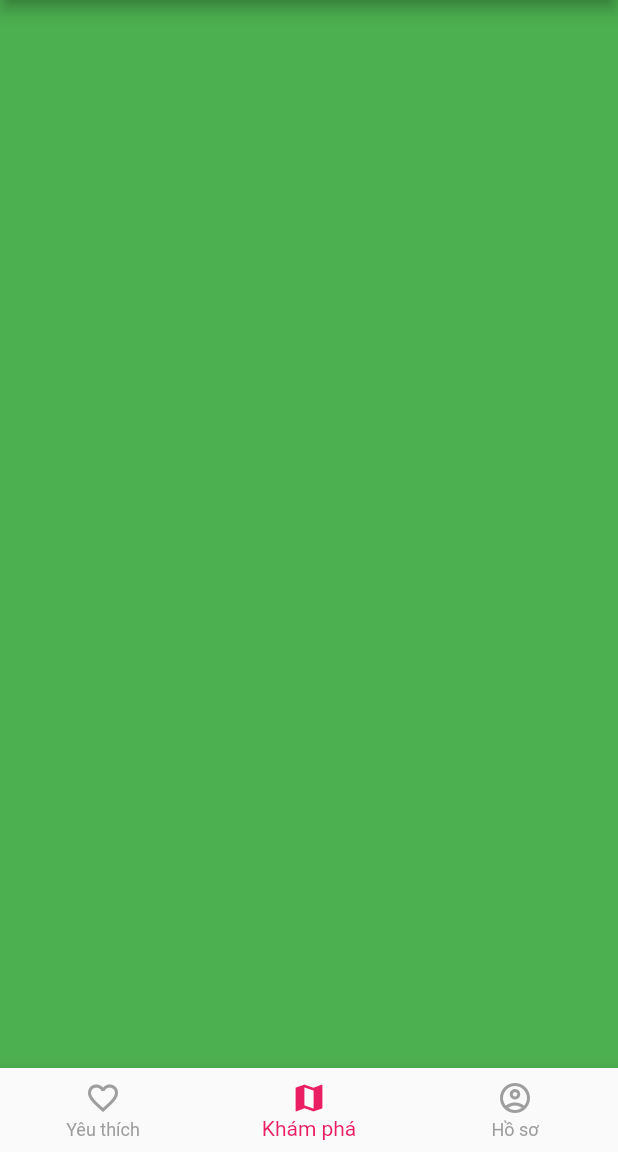
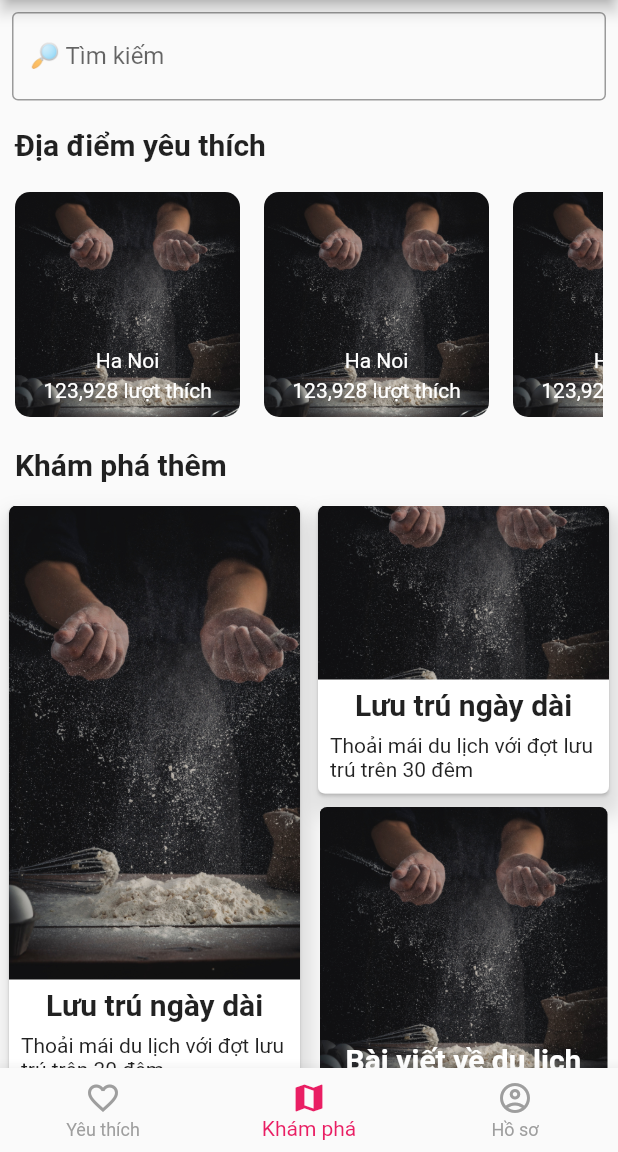
Before and after one commit to HuyB1910227/PTUDD, a Flutter app: the screen it shows after launch, item 2 of the bottom bar chosen, on a phone screen of 412 x 824 dp, the part 84-1236 px from its top. Run offline on Flutter 3.47's test engine with Material 2 defaults, Android fonts, the light colour scheme and no system bars.

Commit message:
Sắp xêp lại bố cục cây thư mục và tạo khu vực khám phá thêm

```diff
--- a/lib/main.dart
+++ b/lib/main.dart
@@ -1,7 +1,6 @@
 import 'package:flutter/material.dart';
-import 'package:flutter/src/material/colors.dart';
+import 'package:hukotravel/ui/main_screen.dart';
 
-import 'ui/home/home_screen.dart';
 void main() {
   runApp(const MyApp());
 }
@@ -22,7 +21,7 @@ class MyApp extends StatelessWidget {
           secondary: Colors.deepOrange,
         )
       ),
-      home: const HomeScreen(),
+      home: const MainScreen(),
     );
   }
 }
--- /dev/null
+++ b/lib/ui/home/discover_card/card_1.dart
@@ -0,0 +1,36 @@
+import 'package:flutter/material.dart';
+
+class Card1 extends StatelessWidget {
+
+  const Card1({super.key});
+
+  @override
+  Widget build(BuildContext context) {
+    return Padding(
+      padding: const EdgeInsets.all(5.0),
+      child: Container(
+        decoration: const BoxDecoration(
+            image: DecorationImage(
+                image: AssetImage('assets/mag1.png'), fit: BoxFit.cover),
+            borderRadius: BorderRadius.all(Radius.circular(5.0))),
+          child: Stack(
+            alignment: Alignment.center,
+            children: const [
+              Positioned(
+                bottom: 10,
+                child: Text(
+                  "Bài viết về du lịch",
+                  style: TextStyle(
+                    color: Colors.white,
+                    fontWeight: FontWeight.bold,
+                    fontSize: 20
+                    ),
+                ),
+              ),
+
+            ],
+          ),
+      ),
+    );
+  }
+}
--- /dev/null
+++ b/lib/ui/home/discover_card/card_2.dart
@@ -0,0 +1,68 @@
+import 'package:flutter/material.dart';
+
+class Card2 extends StatelessWidget {
+
+  const Card2({
+
+    super.key});
+
+  @override
+  Widget build(BuildContext context) {
+    return Card(
+      child: Container(
+        decoration: BoxDecoration(
+          color: Colors.white,
+          borderRadius: BorderRadius.circular(5.0),
+          boxShadow: [
+            BoxShadow(
+              color: Colors.grey.withOpacity(0.3),
+              spreadRadius: 5.0,
+              blurRadius: 10,
+              offset: const Offset(3, 10),
+            )
+          ]
+        ),
+        child: GestureDetector(
+          onTap: () {
+            print("Grid");
+          },
+          child: Column(
+            children: <Widget>[
+              Expanded(
+                child: Container(
+                  decoration: const BoxDecoration(
+                    image: DecorationImage(
+                      image: AssetImage('assets/mag1.png'), fit: BoxFit.cover),
+                      borderRadius: BorderRadius.only(
+                        topLeft: Radius.circular(5.0),
+                        topRight: Radius.circular(5.0),
+                      )
+                    ),
+                ),
+              ),
+              const Padding(
+                padding:EdgeInsets.only(left: 8.0, right: 8.0, top: 5.0),
+                child: Text(
+                  "Lưu trú ngày dài",
+                  style: TextStyle(
+                    fontWeight: FontWeight.bold,
+                    fontSize: 20
+                  ),
+                  textAlign: TextAlign.left,
+                ),
+              ),
+              const Padding(
+                padding: EdgeInsets.all(8.0),
+                child: Text(
+                  "Thoải mái du lịch với đợt lưu trú trên 30 đêm",
+                  textAlign: TextAlign.left,
+                ),
+              ),
+
+            ],
+          ),
+        ),
+      )
+    );
+  }
+}
--- /dev/null
+++ b/lib/ui/home/discover_more_grid.dart
@@ -0,0 +1,51 @@
+import 'package:flutter/material.dart';
+
+import 'package:flutter_staggered_grid_view/flutter_staggered_grid_view.dart';
+import 'discover_card/card_1.dart';
+import 'discover_card/card_2.dart';
+
+class DiscoverMore extends StatelessWidget {
+  const DiscoverMore({super.key});
+
+  @override
+  Widget build(BuildContext context) {
+    return Row(
+      children: [
+        Expanded(
+          child: Padding(
+            padding: const EdgeInsets.all(2.0),
+            child: Container(
+              // color: Colors.red,
+              height: 400,
+              child: Card2(),
+            ),
+          ),
+        ),
+        Expanded(
+          child: Padding(
+            padding: const EdgeInsets.all(2.0),
+            child: Container(
+              // color: Colors.blue,
+              height: 400,
+              child: Column(
+                children: [
+                  Expanded(
+                    child: Container(
+
+                      child: Card2(),
+                    ),
+                  ),
+                  Expanded(
+                    child: Container(
+                      child: const Card1(),
+                    ),
+                  ),
+                ],
+              ),
+            ),
+          ),
+        ),
+      ],
+    );
+  }
+}
--- a/lib/ui/home/favorite_item_list_card.dart
+++ b/lib/ui/home/favorite_item_list_card.dart
@@ -14,12 +14,7 @@ class FavoritItemListCard extends StatelessWidget {
   ];
   @override
   Widget build(BuildContext context) {
-    return Column(
-      crossAxisAlignment: CrossAxisAlignment.center,
-      mainAxisAlignment: MainAxisAlignment.spaceBetween,
-      children: [
-        const SearchBar(),
-        Container(
+    return Container(
           padding: const EdgeInsets.all(10.0),
           height: 170,
           child: ListView.separated(
@@ -33,8 +28,6 @@ class FavoritItemListCard extends StatelessWidget {
             },
             itemCount: _itemlist.length,
           ),
-        ),
-      ],
-    );
+        );
   }
 }
--- a/lib/ui/home/home_screen.dart
+++ b/lib/ui/home/home_screen.dart
@@ -2,6 +2,7 @@ import 'package:flutter/material.dart';
 import 'package:hukotravel/ui/home/favorite_item_list_card.dart';
 import 'search.dart';
 import 'favorite_item_card.dart';
+import './discover_more_grid.dart';
 
 class HomeScreen extends StatefulWidget {
   const HomeScreen({super.key});
@@ -11,13 +12,6 @@ class HomeScreen extends StatefulWidget {
 }
 
 class _HomeScreenState extends State<HomeScreen> {
-  int _selectedIndex = 0;
-
-  static final List<Widget> _page = <Widget>[
-    FavoritItemListCard(),
-    Container(color: Colors.green),
-    Container(color: Colors.blue),
-  ];
 
   @override
   Widget build(BuildContext context) {
@@ -26,31 +20,43 @@ class _HomeScreenState extends State<HomeScreen> {
         title: const Text('HuKoTravel'),
         actions: <Widget>[buildBookingIcon(), buildRingIcon()],
       ),
-      body: _page[_selectedIndex],
-      bottomNavigationBar: BottomNavigationBar(
-        selectedItemColor: Colors.pink,
-        unselectedItemColor: Colors.grey,
-        items: const <BottomNavigationBarItem>[
-          BottomNavigationBarItem(
-            icon: Icon(Icons.favorite_border_outlined),
-            label: 'Yêu thích',
+      body: ListView(
+        children: [
+          const SearchBar(),
+          Padding(
+            padding: const EdgeInsets.all(10.0),
+            child: Container(
+                child: const Text("Địa điểm yêu thích",
+                  style: TextStyle(
+                    fontSize: 20,
+                    fontWeight: FontWeight.bold
+                  ),
+                ),
+            ),
           ),
-          BottomNavigationBarItem(
-            icon: Icon(Icons.map),
-            label: 'Khám phá',
+          FavoritItemListCard(),
+          Padding(
+            padding: const EdgeInsets.all(10.0),
+            child: Row(
+              mainAxisAlignment: MainAxisAlignment.start,
+              children: const <Text>[
+                Text("Khám phá thêm",
+                style: TextStyle(
+                  fontSize: 20,
+                  fontWeight: FontWeight.bold
+                ),
+              ),
+            ],
           ),
-          BottomNavigationBarItem(
-            icon: Icon(Icons.account_circle_outlined),
-            label: 'Hồ sơ',
-          ),
+
+
+        ),
+
+          //ex-discovery
+          const DiscoverMore()
+
         ],
-        currentIndex: _selectedIndex,
-        onTap: (index) => setState(
-          () {
-            _selectedIndex = index;
-          },
-        ),
-      ),
+      )
     );
   }
 
--- a/lib/ui/home/search.dart
+++ b/lib/ui/home/search.dart
@@ -7,13 +7,12 @@ class SearchBar extends StatelessWidget {
   @override
   Widget build(BuildContext context) {
     return Container(
-      child: Padding(
-        padding: const EdgeInsets.all(8.0),
-        child: const TextField(
+      child: const Padding(
+        padding: EdgeInsets.all(8.0),
+        child: TextField(
             decoration: InputDecoration(
             border: OutlineInputBorder(),
             labelText: '🔎 Tìm kiếm',
-
           ),
         ),
       ),
--- /dev/null
+++ b/lib/ui/main_screen.dart
@@ -0,0 +1,50 @@
+import 'package:flutter/material.dart';
+import 'package:hukotravel/ui/home/home_screen.dart';
+
+class MainScreen extends StatefulWidget {
+  const MainScreen({super.key});
+
+  @override
+  State<MainScreen> createState() => _MainScreenState();
+}
+
+class _MainScreenState extends State<MainScreen> {
+   int _selectedIndex = 0;
+  static final List<Widget> _page = <Widget>[
+    // Container(color: Colors.red),
+    Container(color: Colors.green),
+    HomeScreen(),
+    Container(color: Colors.blue),
+  ];
+  @override
+  Widget build(BuildContext context) {
+
+    return Scaffold(
+      body: _page[_selectedIndex],
+      bottomNavigationBar: BottomNavigationBar(
+        selectedItemColor: Colors.pink,
+        unselectedItemColor: Colors.grey,
+        items: const <BottomNavigationBarItem>[
+          BottomNavigationBarItem(
+            icon: Icon(Icons.favorite_border_outlined),
+            label: 'Yêu thích',
+          ),
+          BottomNavigationBarItem(
+            icon: Icon(Icons.map),
+            label: 'Khám phá',
+          ),
+          BottomNavigationBarItem(
+            icon: Icon(Icons.account_circle_outlined),
+            label: 'Hồ sơ',
+          ),
+        ],
+        currentIndex: _selectedIndex,
+        onTap: (index) => setState(
+          () {
+            _selectedIndex = index;
+          },
+        ),
+      ),
+    );
+  }
+}
--- a/pubspec.yaml
+++ b/pubspec.yaml
@@ -34,7 +34,7 @@ dependencies:
   # The following adds the Cupertino Icons font to your application.
   # Use with the CupertinoIcons class for iOS style icons.
   cupertino_icons: ^1.0.2
-
+  flutter_staggered_grid_view: 0.6.2
 dev_dependencies:
   flutter_test:
     sdk: flutter
```
Also changed, not shown: pubspec.lock.
